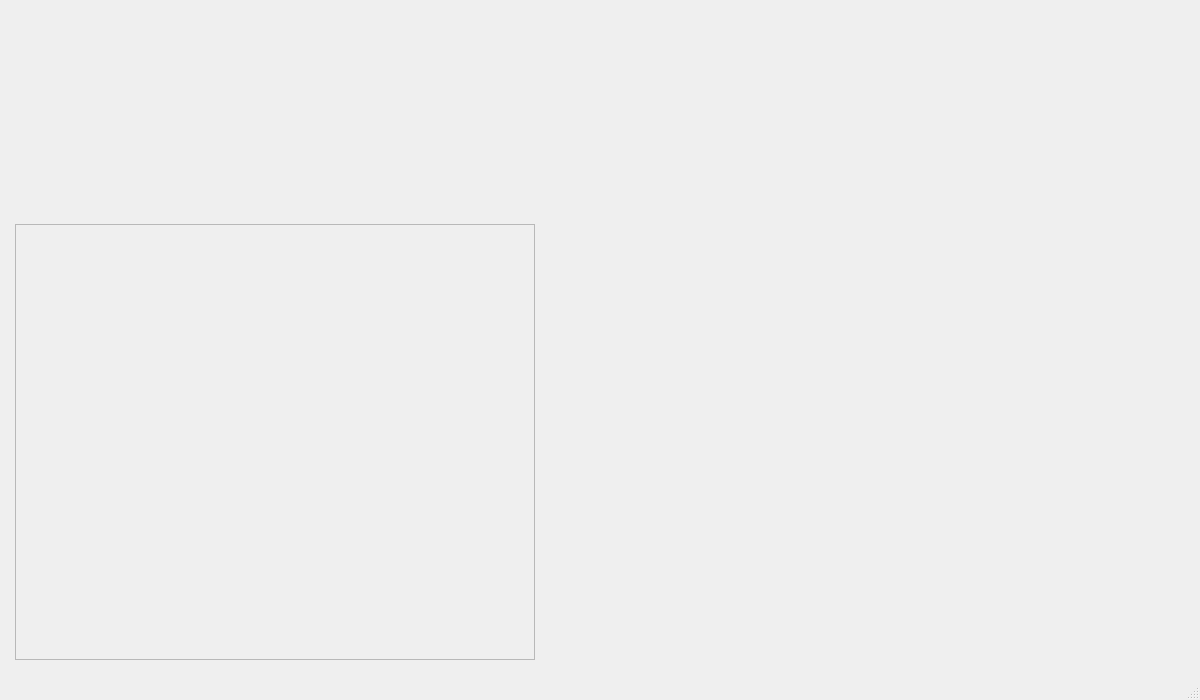
Old version of the form qt-designer/main_window.ui in the repository marcos-188/deadlock-stats.
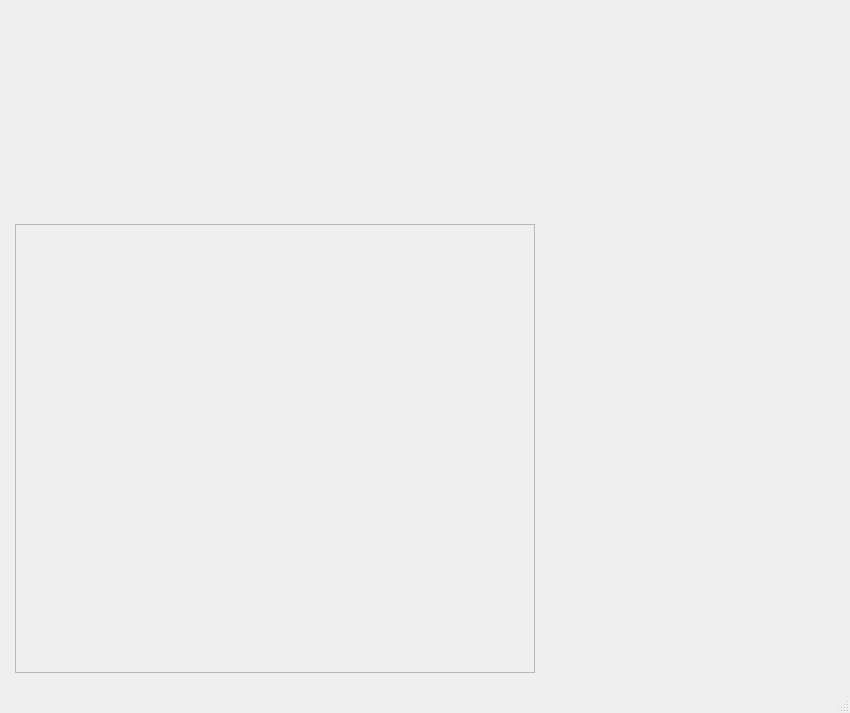
New version of the form.

```diff
--- a/qt-designer/main_window.ui
+++ b/qt-designer/main_window.ui
@@ -6,8 +6,8 @@
    <rect>
     <x>0</x>
     <y>0</y>
-    <width>1200</width>
-    <height>700</height>
+    <width>850</width>
+    <height>713</height>
    </rect>
   </property>
   <property name="sizePolicy">
@@ -18,8 +18,8 @@
   </property>
   <property name="minimumSize">
    <size>
-    <width>800</width>
-    <height>700</height>
+    <width>850</width>
+    <height>675</height>
    </size>
   </property>
   <property name="baseSize">
@@ -33,15 +33,15 @@
   </property>
   <widget class="QWidget" name="centralwidget">
    <property name="sizePolicy">
-    <sizepolicy hsizetype="Minimum" vsizetype="Preferred">
+    <sizepolicy hsizetype="Expanding" vsizetype="Expanding">
      <horstretch>0</horstretch>
      <verstretch>0</verstretch>
     </sizepolicy>
    </property>
    <property name="minimumSize">
     <size>
-     <width>1200</width>
-     <height>600</height>
+     <width>820</width>
+     <height>670</height>
     </size>
    </property>
    <property name="baseSize">
@@ -50,8 +50,8 @@
      <height>800</height>
     </size>
    </property>
-   <layout class="QVBoxLayout" name="verticalLayout">
-    <item>
+   <layout class="QGridLayout" name="gridLayout">
+    <item row="0" column="0">
      <widget class="QWidget" name="header_widget" native="true">
       <property name="sizePolicy">
        <sizepolicy hsizetype="Preferred" vsizetype="Fixed">
@@ -74,7 +74,20 @@
       <layout class="QVBoxLayout" name="header_layout"/>
      </widget>
     </item>
-    <item>
+    <item row="0" column="2">
+     <spacer name="horizontalSpacer">
+      <property name="orientation">
+       <enum>Qt::Orientation::Horizontal</enum>
+      </property>
+      <property name="sizeHint" stdset="0">
+       <size>
+        <width>40</width>
+        <height>20</height>
+       </size>
+      </property>
+     </spacer>
+    </item>
+    <item row="1" column="0">
      <widget class="QWidget" name="maincontentWidget" native="true">
       <layout class="QHBoxLayout" name="horizontalLayout">
        <property name="leftMargin">
@@ -135,16 +148,64 @@
          </widget>
         </widget>
        </item>
+      </layout>
+     </widget>
+    </item>
+    <item row="0" column="1" rowspan="2">
+     <widget class="QWidget" name="overwiewWidget" native="true">
+      <property name="sizePolicy">
+       <sizepolicy hsizetype="Expanding" vsizetype="Expanding">
+        <horstretch>0</horstretch>
+        <verstretch>0</verstretch>
+       </sizepolicy>
+      </property>
+      <property name="minimumSize">
+       <size>
+        <width>274</width>
+        <height>274</height>
+       </size>
+      </property>
+      <property name="maximumSize">
+       <size>
+        <width>548</width>
+        <height>16777215</height>
+       </size>
+      </property>
+      <layout class="QHBoxLayout" name="overwiew_layout">
+       <property name="spacing">
+        <number>0</number>
+       </property>
+       <property name="leftMargin">
+        <number>0</number>
+       </property>
+       <property name="topMargin">
+        <number>0</number>
+       </property>
+       <property name="rightMargin">
+        <number>0</number>
+       </property>
+       <property name="bottomMargin">
+        <number>0</number>
+       </property>
        <item>
-        <widget class="QWidget" name="overwiewWidget" native="true">
-         <property name="minimumSize">
-          <size>
-           <width>149</width>
-           <height>0</height>
-          </size>
-         </property>
-         <layout class="QHBoxLayout" name="overwiew_layout"/>
-        </widget>
+        <layout class="QVBoxLayout" name="verticalLayout">
+         <item>
+          <spacer name="verticalSpacer">
+           <property name="orientation">
+            <enum>Qt::Orientation::Vertical</enum>
+           </property>
+           <property name="sizeType">
+            <enum>QSizePolicy::Policy::Expanding</enum>
+           </property>
+           <property name="sizeHint" stdset="0">
+            <size>
+             <width>20</width>
+             <height>40</height>
+            </size>
+           </property>
+          </spacer>
+         </item>
+        </layout>
        </item>
       </layout>
      </widget>
```
Left out of the diff: 4 changed lines with no effect on the pictures.
